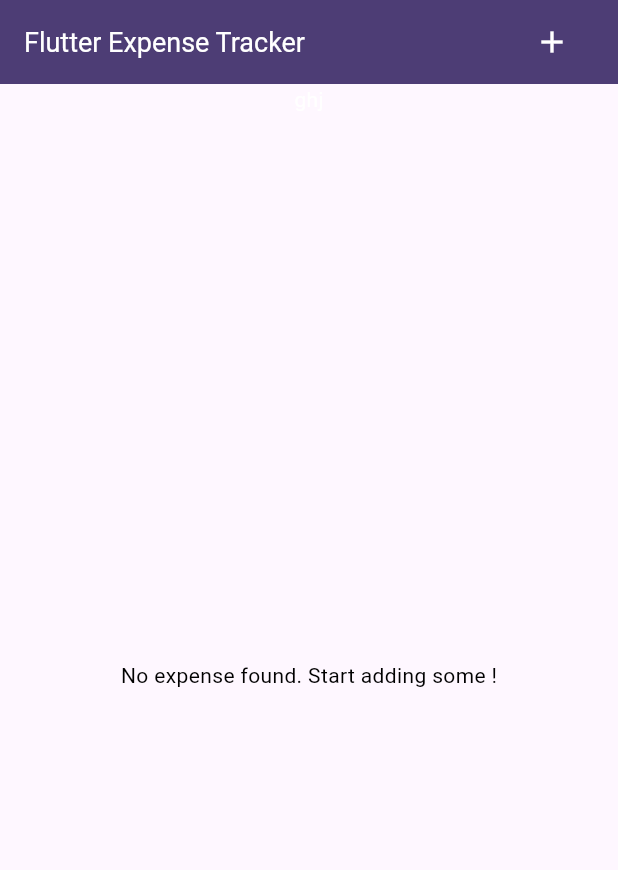
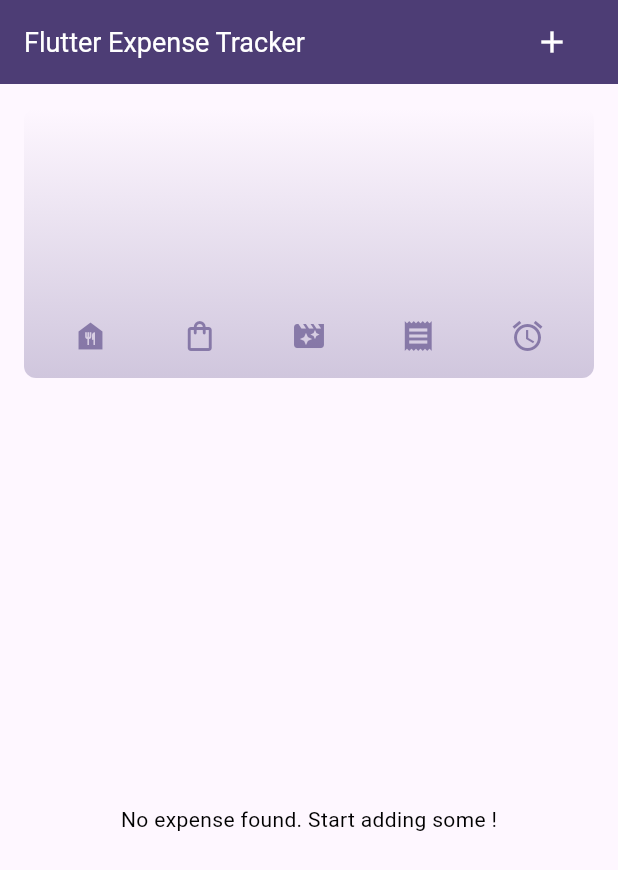
Before and after one commit to Harshu8049/Expense_Tracker, a Flutter app: the screen it shows after launch, on a phone screen of 412 x 824 dp. Shown: the top 870 px of the screen. Run offline on Flutter 3.47's test engine with Material 3 defaults, Android fonts, the phone set to English and light mode, and no system bars.

Commit message:
add chart bar

```diff
--- a/lib/Model/expense.dart
+++ b/lib/Model/expense.dart
@@ -32,3 +32,25 @@ class Expense {
     return formatter.format(date);
   }
 }
+
+class ExpenseBucket {
+  const ExpenseBucket({
+    required this.category,
+    required this.expenses,
+  });
+  ExpenseBucket.forCategory(List<Expense> allExpenses, this.category)
+      : expenses = allExpenses
+            .where((expense) => expense.category == category)
+            .toList();
+  final Category category;
+  final List<Expense> expenses;
+
+  double get totalExpenses {
+    double sum = 0;
+    for (final expense in expenses) {
+      sum = sum + expense.amount;
+    }
+
+    return sum;
+  } // store aal this expense  we use getter class here . uiltiy getter which sum upp all the expense which we have.
+}
--- /dev/null
+++ b/lib/widgets/chart/chart.dart
@@ -0,0 +1,96 @@
+import 'package:flutter/material.dart';
+
+import 'package:expense_tracker/widgets/chart/chart_bar.dart';
+import 'package:expense_tracker/Model/expense.dart';
+
+class Chart extends StatelessWidget {
+  const Chart({super.key, required this.expenses});
+
+  final List<Expense> expenses;
+
+  List<ExpenseBucket> get buckets {
+    return [
+      ExpenseBucket.forCategory(expenses, Category.food),
+      ExpenseBucket.forCategory(expenses, Category.cloth),
+      ExpenseBucket.forCategory(expenses, Category.movie),
+      ExpenseBucket.forCategory(expenses, Category.recharge),
+      ExpenseBucket.forCategory(expenses, Category.grocery),
+    ];
+  }
+
+  double get maxTotalExpense {
+    double maxTotalExpense = 0;
+
+    for (final bucket in buckets) {
+      if (bucket.totalExpenses > maxTotalExpense) {
+        maxTotalExpense = bucket.totalExpenses;
+      }
+    }
+
+    return maxTotalExpense;
+  }
+
+  @override
+  Widget build(BuildContext context) {
+    final isDarkMode =
+        MediaQuery.of(context).platformBrightness == Brightness.dark;
+    return Container(
+      margin: const EdgeInsets.all(16),
+      padding: const EdgeInsets.symmetric(
+        vertical: 16,
+        horizontal: 8,
+      ),
+      width: double.infinity,
+      height: 180,
+      decoration: BoxDecoration(
+        borderRadius: BorderRadius.circular(8),
+        gradient: LinearGradient(
+          colors: [
+            Theme.of(context).colorScheme.primary.withOpacity(0.3),
+            Theme.of(context).colorScheme.primary.withOpacity(0.0)
+          ],
+          begin: Alignment.bottomCenter,
+          end: Alignment.topCenter,
+        ),
+      ),
+      child: Column(
+        children: [
+          Expanded(
+            child: Row(
+              crossAxisAlignment: CrossAxisAlignment.end,
+              children: [
+                for (final bucket in buckets) // alternative to map()
+                  ChartBar(
+                    fill: bucket.totalExpenses == 0
+                        ? 0
+                        : bucket.totalExpenses / maxTotalExpense,
+                  )
+              ],
+            ),
+          ),
+          const SizedBox(height: 12),
+          Row(
+            children: buckets
+                .map(
+                  (bucket) => Expanded(
+                    child: Padding(
+                      padding: const EdgeInsets.symmetric(horizontal: 4),
+                      child: Icon(
+                        categoryIcons[bucket.category],
+                        color: isDarkMode
+                            ? Theme.of(context).colorScheme.secondary
+                            : Theme.of(context)
+                                .colorScheme
+                                .primary
+                                .withOpacity(0.7),
+                      ),
+                    ),
+                  ),
+                )
+                .toList(),
+          )
+        ],
+      ),
+    );
+  }
+}
--- /dev/null
+++ b/lib/widgets/chart/chart_bar.dart
@@ -0,0 +1,34 @@
+import 'package:flutter/material.dart';
+
+class ChartBar extends StatelessWidget {
+  const ChartBar({
+    super.key,
+    required this.fill,
+  });
+
+  final double fill;
+
+  @override
+  Widget build(BuildContext context) {
+    final isDarkMode =
+        MediaQuery.of(context).platformBrightness == Brightness.dark;
+    return Expanded(
+      child: Padding(
+        padding: const EdgeInsets.symmetric(horizontal: 4),
+        child: FractionallySizedBox(
+          heightFactor: fill,
+          child: DecoratedBox(
+            decoration: BoxDecoration(
+              shape: BoxShape.rectangle,
+              borderRadius:
+                  const BorderRadius.vertical(top: Radius.circular(8)),
+              color: isDarkMode
+                  ? Theme.of(context).colorScheme.secondary
+                  : Theme.of(context).colorScheme.primary.withOpacity(0.65),
+            ),
+          ),
+        ),
+      ),
+    );
+  }
+}
--- a/lib/widgets/expenses.dart
+++ b/lib/widgets/expenses.dart
@@ -1,4 +1,5 @@
 import 'package:expense_tracker/Model/expense.dart';
+import 'package:expense_tracker/widgets/chart/chart.dart';
 import 'package:expense_tracker/widgets/expenses_list.dart';
 import 'package:expense_tracker/widgets/new_expense.dart';
 import 'package:flutter/material.dart';
@@ -79,7 +80,7 @@ class _ExpenseState extends State<Expenses> {
         ],
       ),
       body: Column(
-        children: [const Text('ghj'), Expanded(child: mainContent)],
+        children: [Chart(expenses: _registerdeExpenses), Expanded(child: mainContent)],
       ),
     );
   }
```
